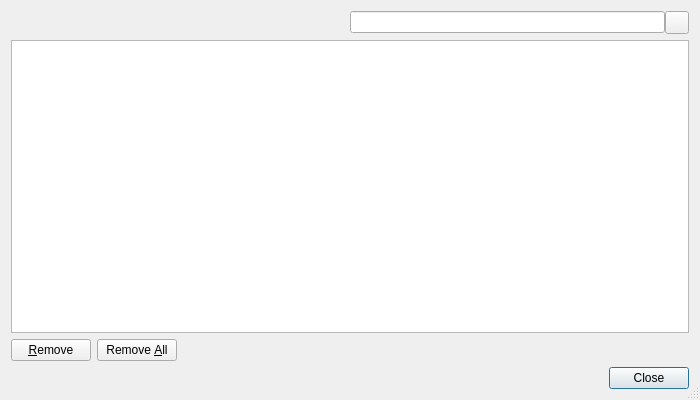
Old version of the form Helpviewer/UserAgent/UserAgentsDialog.ui in the repository testmana2/test.
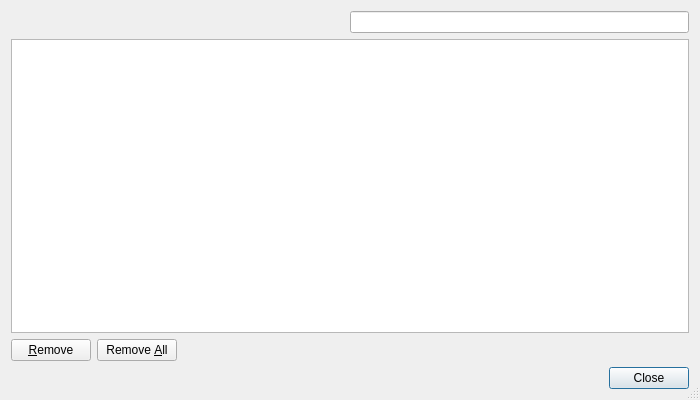
New version of the form. Custom widgets are drawn as their Qt base class.

Commit message: Changed a bunch of forms to use the E5ClearableLineEdit and E5ClearableComboBox.

The edit to the form file:
```diff
--- a/Helpviewer/UserAgent/UserAgentsDialog.ui
+++ b/Helpviewer/UserAgent/UserAgentsDialog.ui
@@ -44,16 +44,6 @@
          </property>
         </widget>
        </item>
-       <item>
-        <widget class="QToolButton" name="clearButton">
-         <property name="toolTip">
-          <string>Press to clear the search edit</string>
-         </property>
-         <property name="text">
-          <string/>
-         </property>
-        </widget>
-       </item>
       </layout>
      </item>
     </layout>
@@ -133,6 +123,11 @@
   </layout>
  </widget>
  <customwidgets>
+  <customwidget>
+   <class>E5ClearableLineEdit</class>
+   <extends>QLineEdit</extends>
+   <header>E5Gui/E5LineEdit.h</header>
+  </customwidget>
   <customwidget>
    <class>E5TableView</class>
    <extends>QTableView</extends>
```
Left out of the diff: 27 changed lines with no effect on the pictures. The commit also changes 61 other files.
